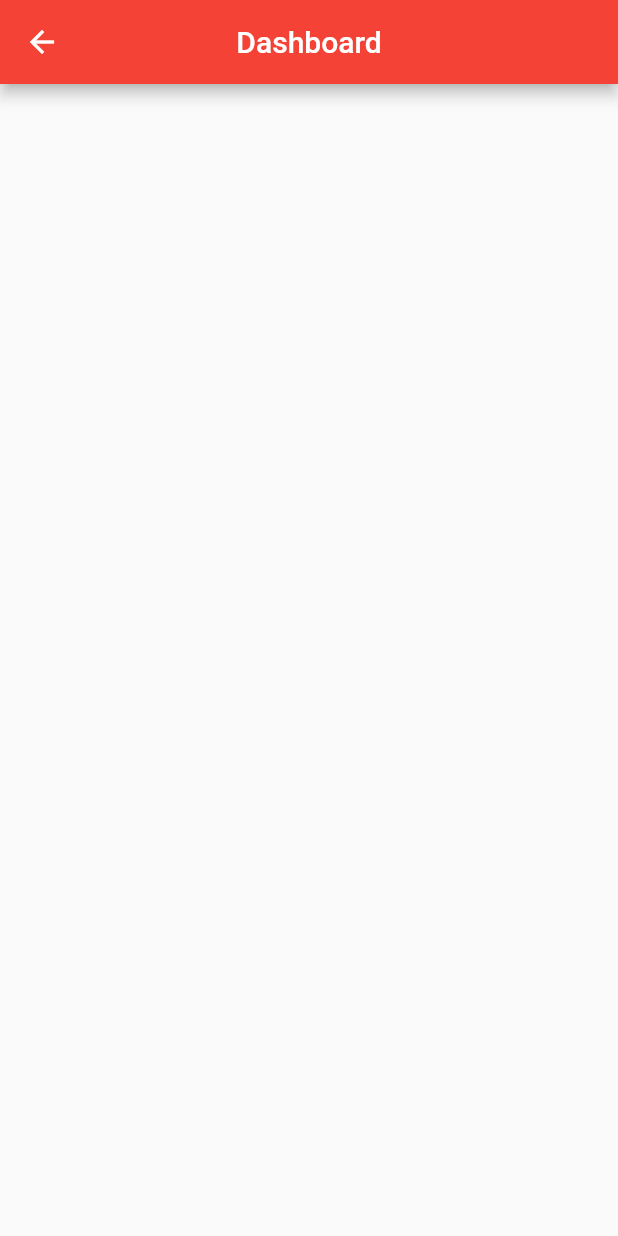
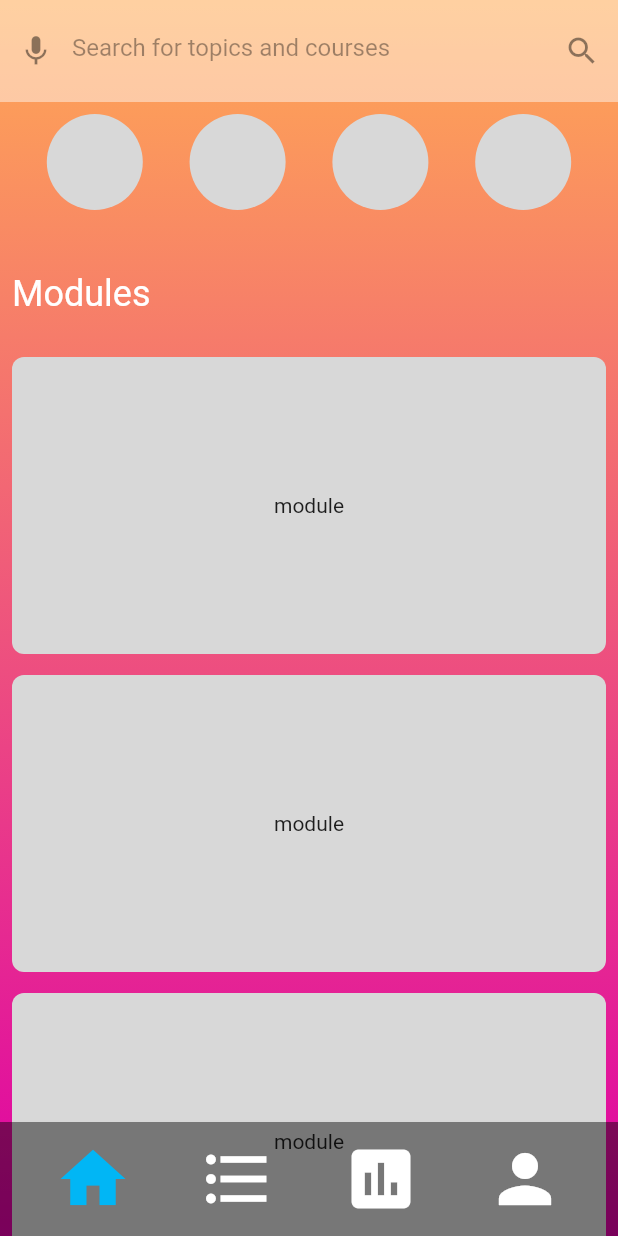
Before and after one commit to dumpcoder/TAGGLE, a Flutter app: the Dashboard screen opened directly, on a phone screen of 412 x 824 dp. Run offline on Flutter 3.47's test engine with Material 2 defaults, Android fonts, the phone set to English and light mode, and no system bars; our stand-ins replace file; missing offline and left inert: audio_recorder.

Commit message:
added dashboard page

```diff
--- a/MobileApp/tagl/lib/main.dart
+++ b/MobileApp/tagl/lib/main.dart
@@ -1,5 +1,5 @@
 import 'package:flutter/material.dart';
-import 'package:tagl/pages/Sim.dart';
+import 'package:tagl/pages/Dashboard.dart';
 
 void main() => runApp(MyApp());
 
@@ -7,10 +7,7 @@ class MyApp extends StatelessWidget {
   @override
   Widget build(BuildContext context) {
     return MaterialApp(
-      theme: ThemeData(
-        primarySwatch: Colors.red,
-      ),
-      home: Sim(),
+      home: Dashboard(),
     );
   }
 }
--- a/MobileApp/tagl/lib/pages/Dashboard.dart
+++ b/MobileApp/tagl/lib/pages/Dashboard.dart
@@ -1,4 +1,8 @@
 import 'package:flutter/material.dart';
+import 'package:tagl/utilities/AppColors.dart';
+import 'package:tagl/widgets/Gallery.dart';
+import 'package:tagl/widgets/NavigationBar.dart';
+import 'package:tagl/widgets/SearchBox.dart';
 
 class Dashboard extends StatefulWidget {
   @override
@@ -6,12 +10,67 @@ class Dashboard extends StatefulWidget {
 }
 
 class _DashboardState extends State<Dashboard> {
+  TextEditingController query = TextEditingController();
   @override
   Widget build(BuildContext context) {
     return Scaffold(
-      appBar: AppBar(
-        title: Text("Dashboard"),
-        centerTitle: true,
+      body: Container(
+        decoration: BoxDecoration(
+            gradient: LinearGradient(
+          colors: AppColors.dashBoardGradiant,
+          begin: FractionalOffset.topCenter,
+          end: FractionalOffset.bottomCenter,
+          stops: [0.0, 1.0],
+          tileMode: TileMode.repeated,
+        )),
+        child: SafeArea(
+            child: Stack(
+          children: <Widget>[
+            Container(
+              padding: EdgeInsets.only(top: 76),
+              child: Column(
+                crossAxisAlignment: CrossAxisAlignment.start,
+                children: <Widget>[
+                  Gallery(),
+                  Padding(
+                    padding: const EdgeInsets.only(left: 8, top: 42, bottom: 28),
+                    child: Text(
+                      "Modules",
+                      style: TextStyle(color: Colors.white, fontSize: 24),
+                    ),
+                  ),
+                  Expanded(
+                    child: ListView.builder(
+                      //physics: const NeverScrollableScrollPhysics(),
+                      itemCount: 3,
+                      itemBuilder: (context, index) {
+                        return Container(
+                          width: 1.0 / 0.0,
+                          height: 198,
+                          margin: EdgeInsets.fromLTRB(8, 0, 8, 14),
+                          decoration: BoxDecoration(
+                              borderRadius: BorderRadius.circular(8),
+                              color: AppColors.gray),
+                          child: Center(child: Text("module")),
+                        );
+                      },
+                    ),
+                  )
+                ],
+              ),
+            ),
+            Align(
+              alignment: Alignment.topCenter,
+              child: SearchBox(
+                  query: this.query,
+                ),
+            ),
+            Align(
+              alignment: Alignment.bottomCenter,
+              child: NavigationBar(),
+            )
+          ],
+        )),
       ),
     );
   }
--- /dev/null
+++ b/MobileApp/tagl/lib/utilities/AppColors.dart
@@ -0,0 +1,14 @@
+import 'package:flutter/material.dart';
+
+class AppColors {
+  static Color searchBox = Color(0xFFFFFFFF).withOpacity(0.45);
+  static Color hintText = Color(0x61000000);
+  static Color navigationBar = Color(0x73000000);
+  static Color searchBoxShadow = Color(0xFFe0e2e4);
+  static Color active = Color(0xff01b6f5);
+  static Color gray = Color(0xffd8d8d8);
+  static List<Color> dashBoardGradiant = [
+    Color(0xFFFFAA54),
+    Color(0xFFDE00A5)
+  ];
+}
--- /dev/null
+++ b/MobileApp/tagl/lib/widgets/Gallery.dart
@@ -0,0 +1,47 @@
+import 'package:flutter/material.dart';
+import 'package:tagl/utilities/AppColors.dart';
+
+class Gallery extends StatelessWidget {
+  @override
+  Widget build(BuildContext context) {
+    return Container(
+      child: Row(
+        mainAxisAlignment: MainAxisAlignment.spaceEvenly,
+        children: <Widget>[
+          Container(
+            width: 64,
+            height: 64,
+            decoration: new BoxDecoration(
+              color: AppColors.gray,
+              shape: BoxShape.circle,
+            ),
+          ),
+          Container(
+            width: 64,
+            height: 64,
+            decoration: new BoxDecoration(
+              color: AppColors.gray,
+              shape: BoxShape.circle,
+            ),
+          ),
+          Container(
+            width: 64,
+            height: 64,
+            decoration: new BoxDecoration(
+              color: AppColors.gray,
+              shape: BoxShape.circle,
+            ),
+          ),
+          Container(
+            width: 64,
+            height: 64,
+            decoration: new BoxDecoration(
+              color: AppColors.gray,
+              shape: BoxShape.circle,
+            ),
+          )
+        ],
+      ),
+    );
+  }
+}
--- /dev/null
+++ b/MobileApp/tagl/lib/widgets/NavigationBar.dart
@@ -0,0 +1,44 @@
+import 'package:flutter/material.dart';
+import 'package:tagl/utilities/AppColors.dart';
+
+class NavigationBar extends StatelessWidget {
+  @override
+  Widget build(BuildContext context) {
+    return Container(
+      height: 76,
+      decoration: BoxDecoration(
+        color: AppColors.navigationBar
+      ),
+      child: Row(
+        mainAxisAlignment: MainAxisAlignment.spaceEvenly,
+        children: <Widget>[
+          IconButton(
+            onPressed: ()=>{},
+            icon: Icon(Icons.home),
+            color: AppColors.active,
+            iconSize: 52,
+          ),
+          IconButton(
+            onPressed: ()=>{},
+            icon: Icon(Icons.format_list_bulleted),
+            color: Colors.white,
+            iconSize: 52,
+          ),
+          IconButton(
+            onPressed: ()=>{},
+            icon: Icon(Icons.assessment),
+            color: Colors.white,
+            iconSize: 52,
+          ),
+          IconButton(
+            onPressed: ()=>{},
+            icon: Icon(Icons.person),
+            color: Colors.white,
+            iconSize: 52,
+          )
+
+        ],
+      ),
+    );
+  }
+}
--- /dev/null
+++ b/MobileApp/tagl/lib/widgets/SearchBox.dart
@@ -0,0 +1,30 @@
+import 'package:flutter/material.dart';
+import 'package:tagl/utilities/AppColors.dart';
+
+class SearchBox extends StatelessWidget {
+  final TextEditingController query;
+  SearchBox({@required this.query});
+
+  @override
+  Widget build(BuildContext context) {
+    return Container(
+      margin: EdgeInsets.only(bottom: 8),
+      height: 68,
+      decoration: BoxDecoration(
+        color: AppColors.searchBox,
+      ),
+      child: Center(
+        child: TextField(
+          decoration: InputDecoration(
+              prefixIcon: Icon(Icons.mic),
+              suffixIcon: Icon(
+                Icons.search,
+              ),
+              hintText: "Search for topics and courses",
+              hintStyle: TextStyle(color: AppColors.hintText),
+              border: InputBorder.none),
+        ),
+      ),
+    );
+  }
+}
```
